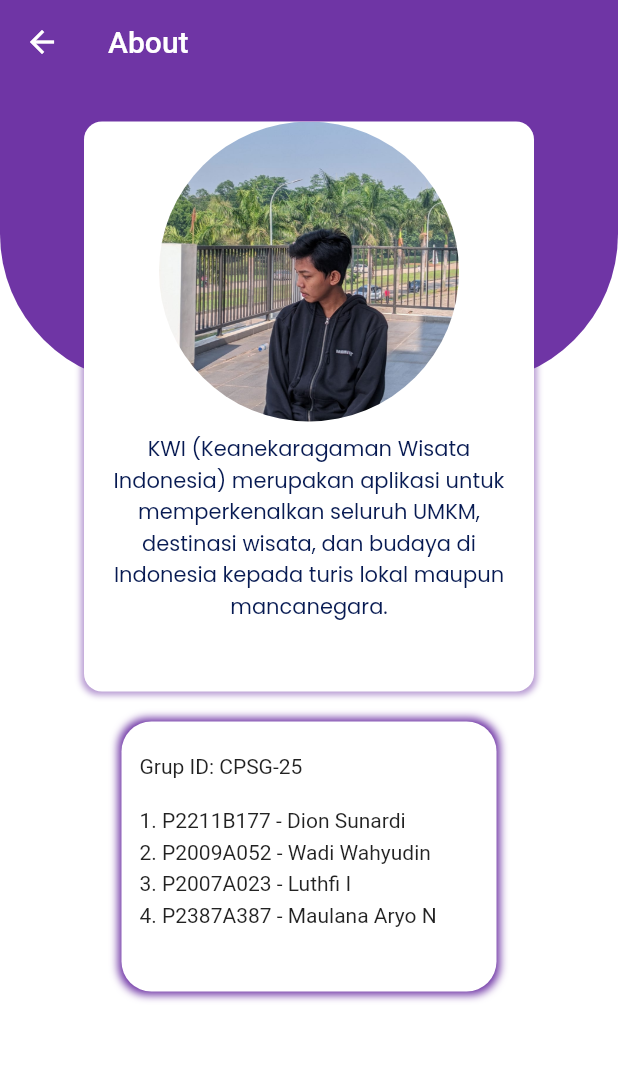
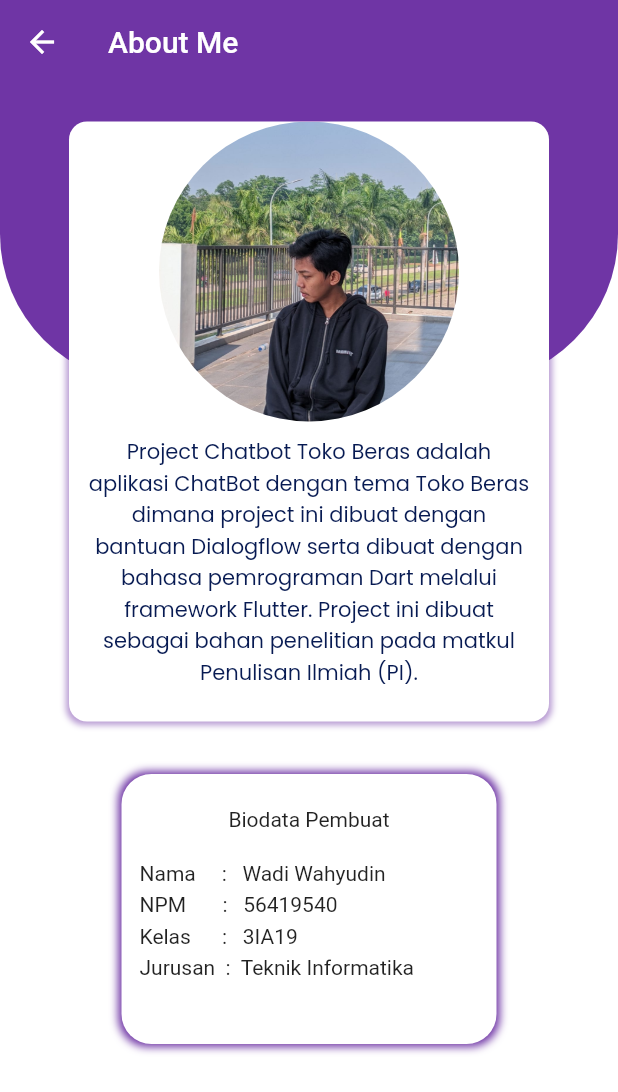
Before and after one commit to reaperizy/chatbot_beras, a Flutter app: the AboutPage screen opened directly, on a phone screen of 412 x 824 dp. Shown: the top 1092 px of the screen. Run offline on Flutter 3.47's test engine with Material 2 defaults, Android fonts, the phone set to English and light mode, and no system bars; our stand-ins replace bubble, flutter_svg, google_fonts; missing offline and left inert: dialogflow_flutter.

Commit message:
undo file clean

```diff
--- a/lib/pages/aboutme.dart
+++ b/lib/aboutme.dart
@@ -1,4 +1,4 @@
-import 'package:chatbot_beras/common/constant.dart';
+import 'constant.dart';
 import 'package:flutter/material.dart';
 
 class AboutPage extends StatelessWidget {
@@ -9,7 +9,7 @@ class AboutPage extends StatelessWidget {
   Widget build(BuildContext context) {
     return Scaffold(
       appBar: AppBar(
-        title: const Text('About'),
+        title: const Text('About Me'),
         backgroundColor: kPrimaryColor,
         elevation: 0,
       ),
@@ -34,8 +34,8 @@ class AboutPage extends StatelessWidget {
               ),
               Container(
                 margin: const EdgeInsets.only(top: 25),
-                width: 300,
-                height: 380,
+                width: 320,
+                height: 400,
                 decoration: BoxDecoration(
                   color: Colors.white,
                   borderRadius: BorderRadius.circular(12),
@@ -81,9 +81,9 @@ class AboutPage extends StatelessWidget {
                       ),
                     ),
                     Padding(
-                      padding: const EdgeInsets.all(8.0),
+                      padding: const EdgeInsets.all(10.0),
                       child: Text(
-                        'KWI (Keanekaragaman Wisata Indonesia) merupakan aplikasi untuk memperkenalkan seluruh UMKM, destinasi wisata, dan budaya di Indonesia kepada turis lokal maupun mancanegara.',
+                        'Project Chatbot Toko Beras adalah aplikasi ChatBot dengan tema Toko Beras dimana project ini dibuat dengan bantuan Dialogflow serta dibuat dengan bahasa pemrograman Dart melalui framework Flutter. Project ini dibuat sebagai bahan penelitian pada matkul Penulisan Ilmiah (PI).',
                         style: darkPurpleTextStyle,
                         textAlign: TextAlign.center,
                       ),
@@ -92,6 +92,9 @@ class AboutPage extends StatelessWidget {
                 ),
               ),
             ],
+          ),
+          const SizedBox(
+            height: 15.0,
           ),
           Container(
             margin: const EdgeInsets.only(top: 20),
@@ -116,23 +119,25 @@ class AboutPage extends StatelessWidget {
                   SizedBox(
                     height: 10,
                   ),
-                  Text('Grup ID: CPSG-25'),
+                  Center(
+                    child: Text('Biodata Pembuat  ',textAlign: TextAlign.center,),
+                  ),
                   SizedBox(
                     height: 20,
                   ),
-                  Text('1. P2211B177 - Dion Sunardi'),
+                  Text('Nama     :   Wadi Wahyudin'),
                   SizedBox(
                     height: 5,
                   ),
-                  Text('2. P2009A052 - Wadi Wahyudin'),
+                  Text('NPM       :   56419540'),
                   SizedBox(
                     height: 5,
                   ),
-                  Text('3. P2007A023 - Luthfi I'),
+                  Text('Kelas      :   3IA19'),
                   SizedBox(
                     height: 5,
                   ),
-                  Text('4. P2387A387 - Maulana Aryo N'),
+                  Text('Jurusan  :  Teknik Informatika'),
                 ],
               ),
             ),
--- a/lib/pages/chatbot.dart
+++ b/lib/chatbot.dart
@@ -1,5 +1,5 @@
 import 'package:bubble/bubble.dart';
-import 'package:chatbot_beras/common/constant.dart';
+import 'constant.dart';
 import 'package:dialogflow_flutter/googleAuth.dart';
 import 'package:flutter/foundation.dart';
 import 'package:flutter/material.dart';
--- a/lib/utils/login_signup_btn.dart
+++ b/lib/login_signup_btn.dart
@@ -1,7 +1,7 @@
 import 'package:flutter/material.dart';
-import 'package:chatbot_beras/pages/chatbot.dart';
-import 'package:chatbot_beras/pages/aboutme.dart';
-import 'package:chatbot_beras/common/constant.dart';
+import 'package:chatbot_beras/chatbot.dart';
+import 'aboutme.dart';
+import 'constant.dart';
 
 class LoginAndSignupBtn extends StatelessWidget {
   const LoginAndSignupBtn({
--- a/lib/main.dart
+++ b/lib/main.dart
@@ -1,6 +1,6 @@
-import 'package:chatbot_beras/pages/welcome_screen.dart';
+import 'welcome_screen.dart';
 import 'package:flutter/material.dart';
-import 'package:chatbot_beras/common/constant.dart';
+import 'constant.dart';
 
 void main() => runApp(const MyApp());
 
@@ -12,7 +12,7 @@ class MyApp extends StatelessWidget {
   Widget build(BuildContext context) {
     return MaterialApp(
       debugShowCheckedModeBanner: false,
-      title: 'Flutter Auth',
+      title: 'Chatbot Toko Beras',
       theme: ThemeData(
           primaryColor: kPrimaryColor,
           scaffoldBackgroundColor: Colors.white,
--- a/lib/utils/welcome_image.dart
+++ b/lib/welcome_image.dart
@@ -1,6 +1,6 @@
 import 'package:flutter/material.dart';
 import 'package:flutter_svg/flutter_svg.dart';
-import 'package:chatbot_beras/common/constant.dart';
+import 'constant.dart';
 
 class WelcomeImage extends StatelessWidget {
   const WelcomeImage({
--- a/pubspec.yaml
+++ b/pubspec.yaml
@@ -63,6 +63,9 @@ flutter:
 
   # To add assets to your application, add an assets section, like this:
   assets:
+    - assets/newagent-cexb-7568d2be3be8.json
+    - assets/bot.png
+    - assets/user.png
     - assets/images/
     - assets/icons/
     - assets/
```
Also changed, not shown: assets/newagent-cexb-7568d2be3be8.json (added, +12 -0 lines), lib/welcome_screen.dart (renamed from lib/pages/welcome_screen.dart, +4 -4 lines), lib/background.dart (renamed from lib/common/background.dart), lib/constant.dart (renamed from lib/common/constant.dart), lib/responsive.dart (renamed from lib/utils/responsive.dart), 1 other file.
